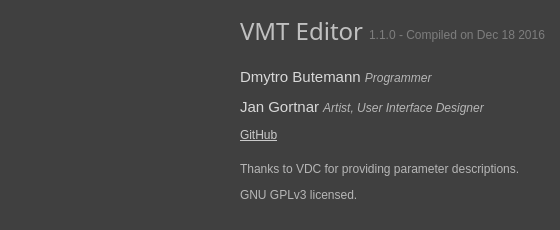
Old version of the form ui/aboutdialog.ui in the repository Dima-369/VMT-Editor.
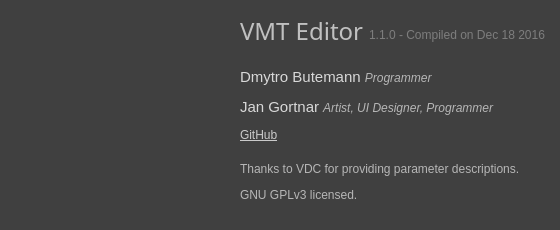
New version of the form. Icons and pictures are not drawn.

What changed in the file:
```diff
--- a/ui/aboutdialog.ui
+++ b/ui/aboutdialog.ui
@@ -166,6 +166,15 @@
        </color>
       </brush>
      </colorrole>
+     <colorrole role="PlaceholderText">
+      <brush brushstyle="NoBrush">
+       <color alpha="128">
+        <red>192</red>
+        <green>192</green>
+        <blue>192</blue>
+       </color>
+      </brush>
+     </colorrole>
     </active>
     <inactive>
      <colorrole role="WindowText">
@@ -303,6 +312,15 @@
        </color>
       </brush>
      </colorrole>
+     <colorrole role="PlaceholderText">
+      <brush brushstyle="NoBrush">
+       <color alpha="128">
+        <red>192</red>
+        <green>192</green>
+        <blue>192</blue>
+       </color>
+      </brush>
+     </colorrole>
     </inactive>
     <disabled>
      <colorrole role="WindowText">
@@ -440,6 +458,15 @@
        </color>
       </brush>
      </colorrole>
+     <colorrole role="PlaceholderText">
+      <brush brushstyle="NoBrush">
+       <color alpha="128">
+        <red>192</red>
+        <green>192</green>
+        <blue>192</blue>
+       </color>
+      </brush>
+     </colorrole>
     </disabled>
    </palette>
   </property>
@@ -1253,7 +1280,7 @@
 p, li { white-space: pre-wrap; }
 &lt;/style&gt;&lt;/head&gt;&lt;body style=&quot; font-family:'Segoe UI'; font-size:9pt; font-weight:400; font-style:normal;&quot;&gt;
 &lt;p style=&quot; margin-top:0px; margin-bottom:0px; margin-left:0px; margin-right:0px; -qt-block-indent:0; text-indent:0px;&quot;&gt;&lt;span style=&quot; font-size:11pt; color:#d8d8d8;&quot;&gt;Dmytro Butemann &lt;/span&gt;&lt;span style=&quot; font-style:italic; color:#b6b6b6;&quot;&gt;Programmer&lt;/span&gt;&lt;/p&gt;
-&lt;p style=&quot; margin-top:12px; margin-bottom:12px; margin-left:0px; margin-right:0px; -qt-block-indent:0; text-indent:0px;&quot;&gt;&lt;span style=&quot; font-size:11pt; color:#d8d8d8;&quot;&gt;Jan Gortnar &lt;/span&gt;&lt;span style=&quot; font-style:italic; color:#b6b6b6;&quot;&gt;Artist, User Interface Designer&lt;/span&gt;&lt;/p&gt;
+&lt;p style=&quot; margin-top:12px; margin-bottom:12px; margin-left:0px; margin-right:0px; -qt-block-indent:0; text-indent:0px;&quot;&gt;&lt;span style=&quot; font-size:11pt; color:#d8d8d8;&quot;&gt;Jan Gortnar &lt;/span&gt;&lt;span style=&quot; font-style:italic; color:#b6b6b6;&quot;&gt;Artist, UI Designer, Programmer&lt;/span&gt;&lt;/p&gt;
 &lt;p style=&quot; margin-top:6px; margin-bottom:12px; margin-left:0px; margin-right:0px; -qt-block-indent:0; text-indent:0px;&quot;&gt;&lt;a href=&quot;https://github.com/Gira-X/VMT-Editor&quot;&gt;&lt;span style=&quot; text-decoration: underline; color:#cacaca;&quot;&gt;GitHub&lt;/span&gt;&lt;/a&gt;&lt;/p&gt;
 &lt;p style=&quot; margin-top:20px; margin-bottom:12px; margin-left:0px; margin-right:0px; -qt-block-indent:0; text-indent:0px;&quot;&gt;&lt;span style=&quot; color:#b6b6b6;&quot;&gt;Thanks to VDC for providing parameter descriptions.&lt;/span&gt;&lt;/p&gt;
 &lt;p style=&quot; margin-top:6px; margin-bottom:12px; margin-left:0px; margin-right:0px; -qt-block-indent:0; text-indent:0px;&quot;&gt;&lt;span style=&quot; color:#b6b6b6;&quot;&gt;GNU GPLv3 licensed.&lt;/span&gt;&lt;/p&gt;&lt;/body&gt;&lt;/html&gt;</string>
```
